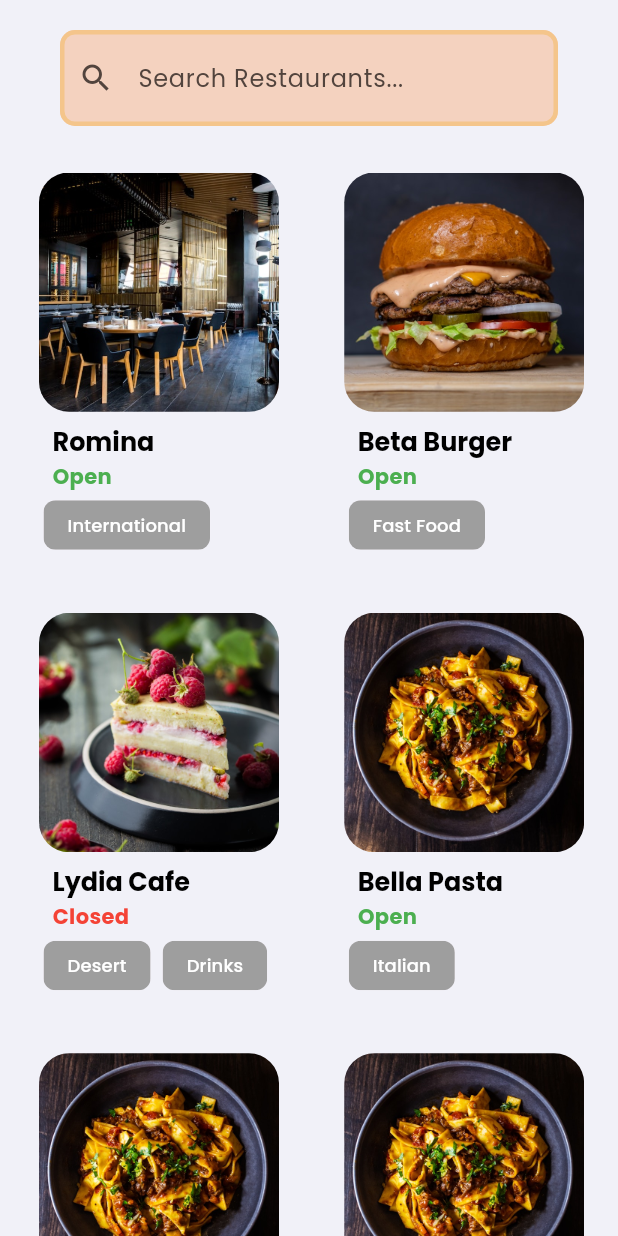
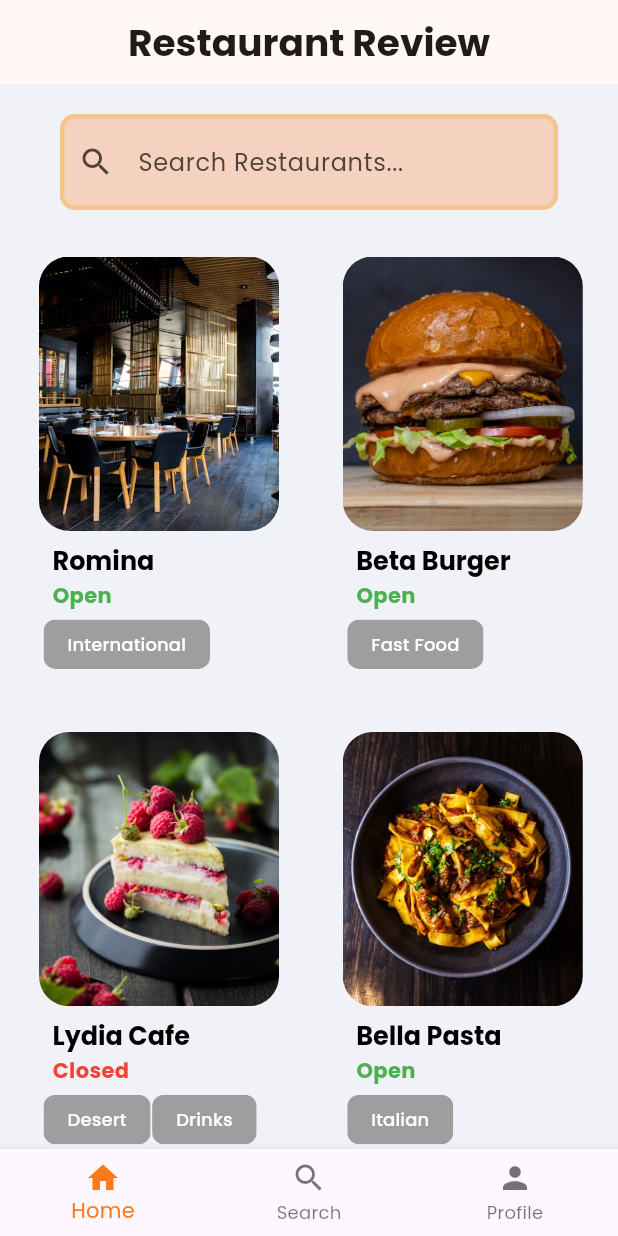
Before and after one commit to SimonDerejeW/flutter-2024-proj, a Flutter app: the screen it shows after launch, on a phone screen of 412 x 824 dp. Run offline on Flutter 3.47's test engine with Material 3 defaults, Android fonts, the phone set to English and light mode, and no system bars; our stand-ins replace google_fonts.

Commit message:
Added navigation between pages and bottom navigation bar

```diff
--- a/restaurant_review/lib/main.dart
+++ b/restaurant_review/lib/main.dart
@@ -2,7 +2,11 @@
 
 import 'package:flutter/material.dart';
 import 'package:restaurant_review/core/theme/theme.dart';
+import 'package:restaurant_review/presentation/screens/Profile_page.dart';
+import 'package:restaurant_review/presentation/screens/Restaurant_page.dart';
+import 'package:restaurant_review/presentation/screens/bottom_nav.dart';
 import 'package:restaurant_review/presentation/screens/home_page.dart';
+import 'package:restaurant_review/presentation/screens/login_in_page.dart';
 
 
 void main() {
@@ -17,12 +21,13 @@ class MyApp extends StatelessWidget {
     return MaterialApp(
       debugShowCheckedModeBanner: false,
       theme: AppTheme.LightThemeMode,
-      home: const Scaffold(
-        // appBar: AppBar(),
-
-        body: ReviewHome(),
-
-      ),
+      home: BottomNav(),
+      routes: {
+        '/firstpage' : (context) => ReviewHome(),
+        '/searchpage' : (context) => LogInPage(),
+        '/profilepage' :(context) => ProfilePage(),
+        "/restaurantpage" :(context) => RestaurantPage()
+      },
     );
   }
 }
--- /dev/null
+++ b/restaurant_review/lib/presentation/screens/bottom_nav.dart
@@ -0,0 +1,59 @@
+import 'package:flutter/material.dart';
+import 'package:restaurant_review/presentation/screens/Profile_page.dart';
+import 'package:restaurant_review/presentation/screens/home_page.dart';
+import 'package:restaurant_review/presentation/screens/login_in_page.dart';
+class BottomNav extends StatefulWidget {
+  const BottomNav({super.key});
+
+  @override
+  State<BottomNav> createState() => _BottomNavState();
+}
+
+class _BottomNavState extends State<BottomNav> {
+    //Create variable for selected index on the bottom nav bar
+  int selected_idx = 0;
+
+  void _navigateBottomBar (int index){
+    setState(() {
+      selected_idx = index;
+    });
+  }
+
+  List _pages = [
+    ReviewHome(),
+    LogInPage(),
+    ProfilePage()
+  ];
+
+
+  @override
+  Widget build(BuildContext context) {
+    return Scaffold(
+      body: _pages[selected_idx],
+      bottomNavigationBar: BottomNavigationBar(
+        currentIndex: selected_idx,
+        onTap: _navigateBottomBar,
+
+        items: const [
+          BottomNavigationBarItem(
+            icon: Icon(Icons.home),
+            label: "Home"
+            ),
+
+          BottomNavigationBarItem(
+            icon: Icon(Icons.search),
+            label: "Search"
+          ),
+
+          BottomNavigationBarItem(
+            icon: Icon(Icons.person),
+            label: "Profile"
+          )
+
+
+
+            ],
+      ),
+    );
+  }
+}
--- a/restaurant_review/lib/presentation/screens/home_page.dart
+++ b/restaurant_review/lib/presentation/screens/home_page.dart
@@ -13,7 +13,18 @@ class ReviewHome extends StatelessWidget {
 
   @override
   Widget build(BuildContext context) {
-    return Column(
+    return Scaffold(
+      appBar: AppBar(
+        title: Text("Restaurant Review",
+            style: TextStyle(
+              fontSize: 25,
+              fontWeight: FontWeight.bold
+
+            )
+        ),
+        centerTitle: true,
+      ),
+      body: Column(
       children: [
         const SearchWidget(),
         const SizedBox(
@@ -25,7 +36,7 @@ class ReviewHome extends StatelessWidget {
               child: const RestaurantGrid()),
         ),
       ],
-    );
+    ));
   }
 }
 
@@ -40,19 +51,25 @@ class RestaurantGrid extends StatelessWidget {
     return GridView.builder(
       gridDelegate: const SliverGridDelegateWithFixedCrossAxisCount(
         crossAxisCount: 2, // Number of columns in the grid
-        crossAxisSpacing: 5, // Spacing between columns
+        crossAxisSpacing: 3, // Spacing between columns
         mainAxisSpacing: 10,
-        childAspectRatio: 0.7,
+        childAspectRatio: 0.65,
 
       ),
 
       itemCount: restaurantData.length,
       itemBuilder: (context, index) {
-        return Restaurant(
-          imagePath: restaurantData[index].imagePath,
-          restaurantName: restaurantData[index].restaurantName,
-          status: restaurantData[index].status,
-          chipsList: restaurantData[index].chipsList,
+        return GestureDetector(
+          child: Restaurant(
+            imagePath: restaurantData[index].imagePath,
+            restaurantName: restaurantData[index].restaurantName,
+            status: restaurantData[index].status,
+            chipsList: restaurantData[index].chipsList,
+          ),
+          onTap: () {
+            Navigator.pushNamed(context, '/restaurantpage');
+
+          },
         );
       },
     );
--- a/restaurant_review/lib/presentation/widgets/restaurant.dart
+++ b/restaurant_review/lib/presentation/widgets/restaurant.dart
@@ -66,7 +66,7 @@ class Restaurant extends StatelessWidget {
               children: chipsList.map((labelText) {
                 return Padding(
                   padding: const EdgeInsets.only(
-                      right: 8.0), // Add spacing between chips
+                      right: 1.0), // Add spacing between chips
                   child: RestaurantChips(
                     labelText: labelText,
                   ),
```
